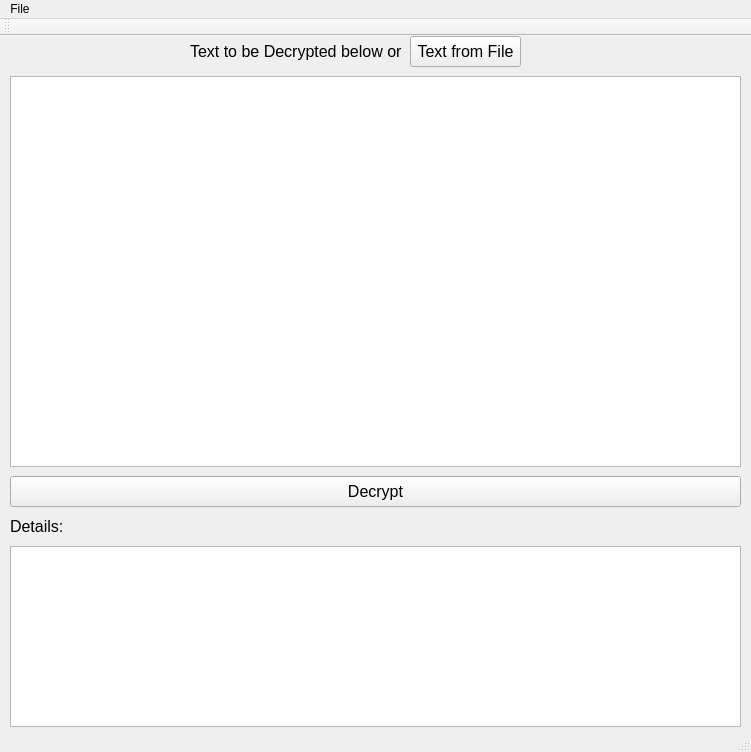
First picture: the form in Decryption/mainwindow.ui, repository davchrand/CyberSecurity, before the edit.
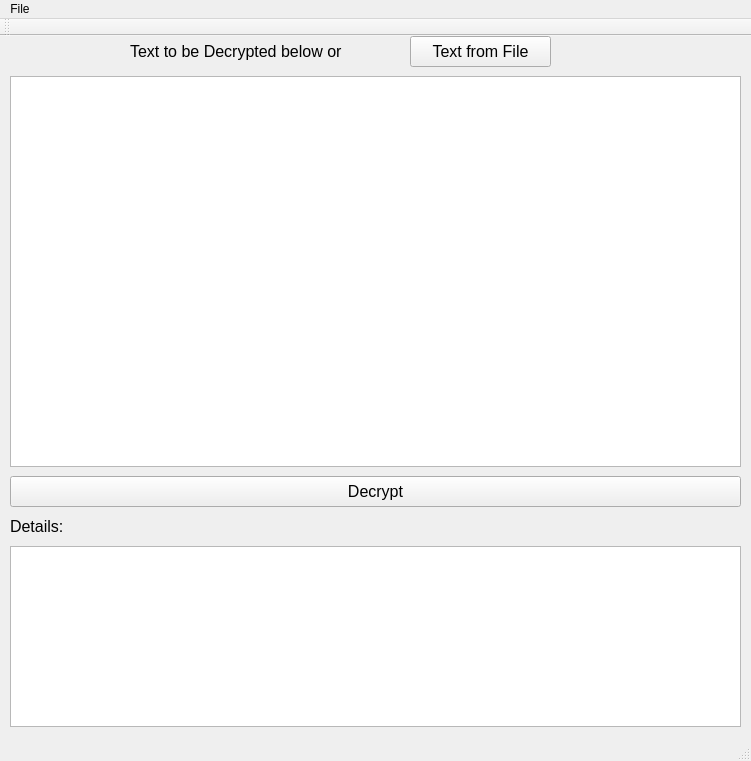
Second picture: the form after the edit.

What changed in the file:
```diff
--- a/Decryption/mainwindow.ui
+++ b/Decryption/mainwindow.ui
@@ -7,7 +7,7 @@
     <x>0</x>
     <y>0</y>
     <width>751</width>
-    <height>752</height>
+    <height>761</height>
    </rect>
   </property>
   <property name="windowTitle">
@@ -17,9 +17,9 @@
    <widget class="QLabel" name="label">
     <property name="geometry">
      <rect>
-      <x>190</x>
+      <x>130</x>
       <y>0</y>
-      <width>221</width>
+      <width>281</width>
       <height>31</height>
      </rect>
     </property>
@@ -47,7 +47,7 @@
      <rect>
       <x>410</x>
       <y>0</y>
-      <width>111</width>
+      <width>141</width>
       <height>31</height>
      </rect>
     </property>
```
Left out of the diff: 15 changed lines with no effect on the pictures.
